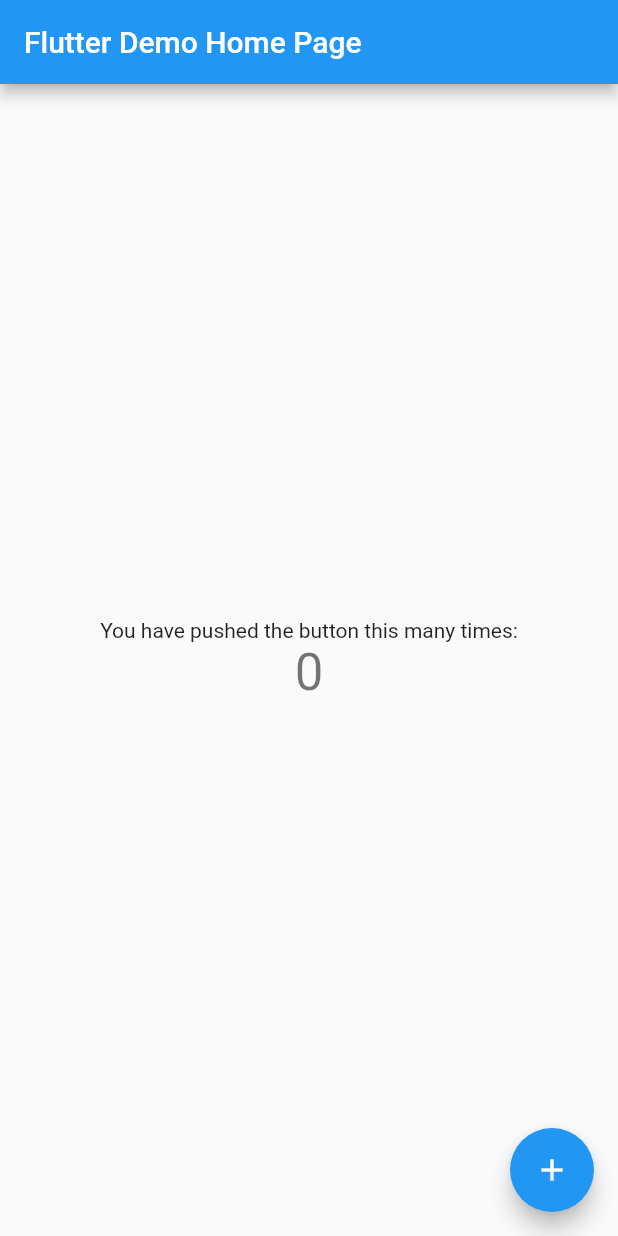
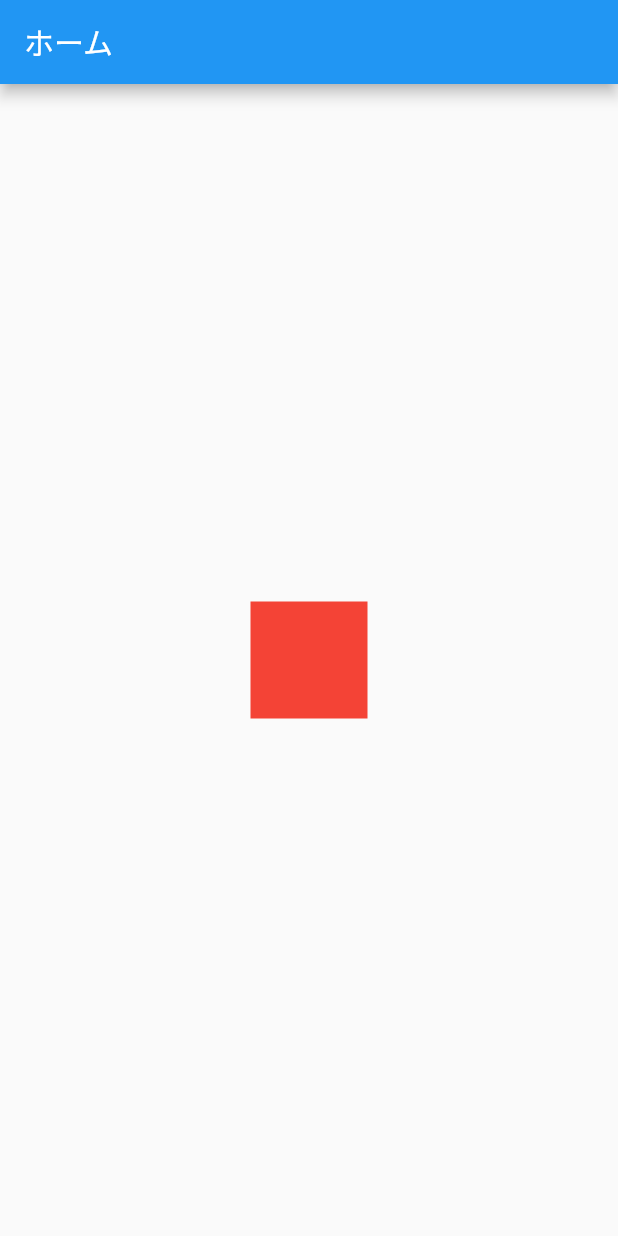
Before and after one commit to strysk/flutter-practice, a Flutter app: the screen it shows after launch, on a phone screen of 412 x 824 dp. Run offline on Flutter 3.47's test engine with Material 2 defaults, Android fonts, the phone set to English and light mode, and no system bars; our stand-ins replace flutter_hooks.

Commit message:
hero_sample

```diff
--- a/lib/main.dart
+++ b/lib/main.dart
@@ -1,4 +1,5 @@
 import 'package:flutter/material.dart';
+import 'package:flutter_hooks/flutter_hooks.dart';
 
 void main() {
   runApp(const MyApp());
@@ -10,106 +11,161 @@ class MyApp extends StatelessWidget {
   // This widget is the root of your application.
   @override
   Widget build(BuildContext context) {
-    return MaterialApp(
+    return const MaterialApp(
       title: 'Flutter Demo',
-      theme: ThemeData(
-        // This is the theme of your application.
-        //
-        // Try running your application with "flutter run". You'll see the
-        // application has a blue toolbar. Then, without quitting the app, try
-        // changing the primarySwatch below to Colors.green and then invoke
-        // "hot reload" (press "r" in the console where you ran "flutter run",
-        // or simply save your changes to "hot reload" in a Flutter IDE).
-        // Notice that the counter didn't reset back to zero; the application
-        // is not restarted.
-        primarySwatch: Colors.blue,
-      ),
-      home: const MyHomePage(title: 'Flutter Demo Home Page'),
+      home: MyHomePage(),
     );
   }
 }
 
-class MyHomePage extends StatefulWidget {
-  const MyHomePage({Key? key, required this.title}) : super(key: key);
-
-  // This widget is the home page of your application. It is stateful, meaning
-  // that it has a State object (defined below) that contains fields that affect
-  // how it looks.
-
-  // This class is the configuration for the state. It holds the values (in this
-  // case the title) provided by the parent (in this case the App widget) and
-  // used by the build method of the State. Fields in a Widget subclass are
-  // always marked "final".
-
-  final String title;
+class MyHomePage extends StatefulHookWidget {
+  const MyHomePage({
+    Key? key,
+  }) : super(key: key);
 
   @override
   State<MyHomePage> createState() => _MyHomePageState();
 }
 
 class _MyHomePageState extends State<MyHomePage> {
-  int _counter = 0;
+  @override
+  Widget build(BuildContext context) {
+    final animationController = useAnimationController(
+      duration: const Duration(
+        seconds: 10,
+      ),
+    );
+    final animation = Tween<double>(
+      begin: 0,
+      end: 1,
+    ).animate(animationController);
 
-  void _incrementCounter() {
-    setState(() {
-      // This call to setState tells the Flutter framework that something has
-      // changed in this State, which causes it to rerun the build method below
-      // so that the display can reflect the updated values. If we changed
-      // _counter without calling setState(), then the build method would not be
-      // called again, and so nothing would appear to happen.
-      _counter++;
-    });
+    useEffect(
+      () {
+        animationController.forward();
+        return null;
+      },
+      [],
+    );
+
+    return Scaffold(
+      appBar: AppBar(
+        title: const Text("ホーム"),
+      ),
+      body: Center(
+        child: Hero(
+          tag: 'tag',
+          child: GestureDetector(
+            onTap: () {
+              Navigator.of(
+                context,
+              ).push(
+                PageRouteBuilder(
+                  pageBuilder: (BuildContext context,
+                          Animation<double> animation,
+                          Animation<double> secondaryAnimation) =>
+                      const SamplePage(),
+                  transitionDuration: const Duration(
+                    seconds: 5,
+                  ),
+                  reverseTransitionDuration: const Duration(
+                    seconds: 5,
+                  ),
+                ),
+              );
+            },
+            child: AnimatedBuilder(
+              animation: animation,
+              builder: (context, child) {
+                return Transform.scale(
+                  scale: animation.value,
+                  child: Container(
+                    width: 100,
+                    height: 100,
+                    color: Colors.red,
+                  ),
+                );
+              },
+            ),
+          ),
+        ),
+      ),
+    );
   }
+}
+
+class SamplePage extends HookWidget {
+  const SamplePage({
+    Key? key,
+  }) : super(key: key);
 
   @override
   Widget build(BuildContext context) {
-    // This method is rerun every time setState is called, for instance as done
-    // by the _incrementCounter method above.
-    //
-    // The Flutter framework has been optimized to make rerunning build methods
-    // fast, so that you can just rebuild anything that needs updating rather
-    // than having to individually change instances of widgets.
+    final animationController = useAnimationController(
+      duration: const Duration(
+        milliseconds: 500,
+      ),
+    )..repeat(reverse: true);
+    final animation = Tween<double>(
+      begin: 0.8,
+      end: 1.2,
+    ).animate(animationController);
+
     return Scaffold(
       appBar: AppBar(
-        // Here we take the value from the MyHomePage object that was created by
-        // the App.build method, and use it to set our appbar title.
-        title: Text(widget.title),
+        title: const Text('Sample Page'),
       ),
-      body: Center(
-        // Center is a layout widget. It takes a single child and positions it
-        // in the middle of the parent.
-        child: Column(
-          // Column is also a layout widget. It takes a list of children and
-          // arranges them vertically. By default, it sizes itself to fit its
-          // children horizontally, and tries to be as tall as its parent.
-          //
-          // Invoke "debug painting" (press "p" in the console, choose the
-          // "Toggle Debug Paint" action from the Flutter Inspector in Android
-          // Studio, or the "Toggle Debug Paint" command in Visual Studio Code)
-          // to see the wireframe for each widget.
-          //
-          // Column has various properties to control how it sizes itself and
-          // how it positions its children. Here we use mainAxisAlignment to
-          // center the children vertically; the main axis here is the vertical
-          // axis because Columns are vertical (the cross axis would be
-          // horizontal).
-          mainAxisAlignment: MainAxisAlignment.center,
-          children: <Widget>[
-            const Text(
-              'You have pushed the button this many times:',
-            ),
-            Text(
-              '$_counter',
-              style: Theme.of(context).textTheme.headline4,
-            ),
-          ],
+      backgroundColor: Colors.transparent,
+      body: Hero(
+        tag: 'tag',
+        child: GestureDetector(
+          onTap: () {
+            Navigator.of(
+              context,
+            ).push(
+              MaterialPageRoute(
+                builder: (context) => const SamplePage2(),
+              ),
+            );
+          },
+          child: AnimatedBuilder(
+            animation: animation,
+            builder: (context, child) {
+              return Transform.scale(
+                scale: animation.value,
+                child: Container(
+                  width: 100,
+                  height: 100,
+                  color: Colors.blue,
+                ),
+              );
+            },
+          ),
         ),
       ),
-      floatingActionButton: FloatingActionButton(
-        onPressed: _incrementCounter,
-        tooltip: 'Increment',
-        child: const Icon(Icons.add),
-      ), // This trailing comma makes auto-formatting nicer for build methods.
     );
   }
 }
+
+class SamplePage2 extends StatelessWidget {
+  const SamplePage2({Key? key}) : super(key: key);
+
+  @override
+  Widget build(BuildContext context) {
+    return Scaffold(
+      appBar: AppBar(
+        title: const Text('Sample Page'),
+      ),
+      body: Center(
+        child: Hero(
+          tag: 'tag',
+          child: Container(
+            color: Colors.green,
+            width: 100,
+            height: 100,
+          ),
+        ),
+      ),
+    );
+  }
+}
```
Also changed, not shown: pubspec.yaml (+1 -69 lines), pubspec.lock, 5 other files.
